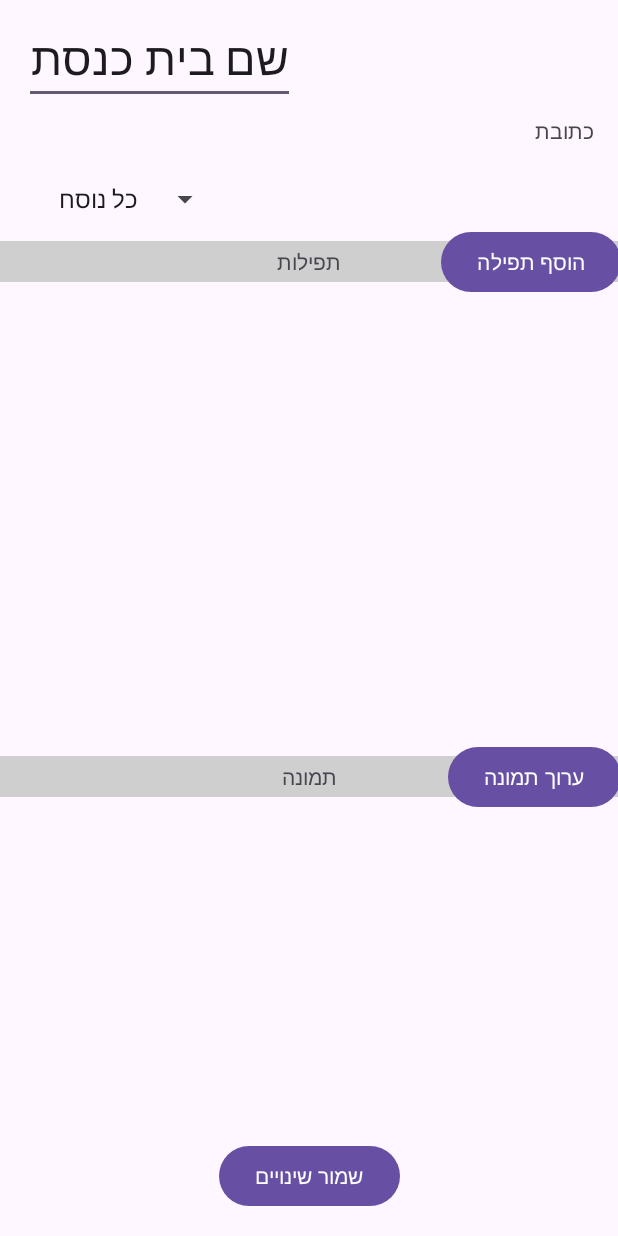
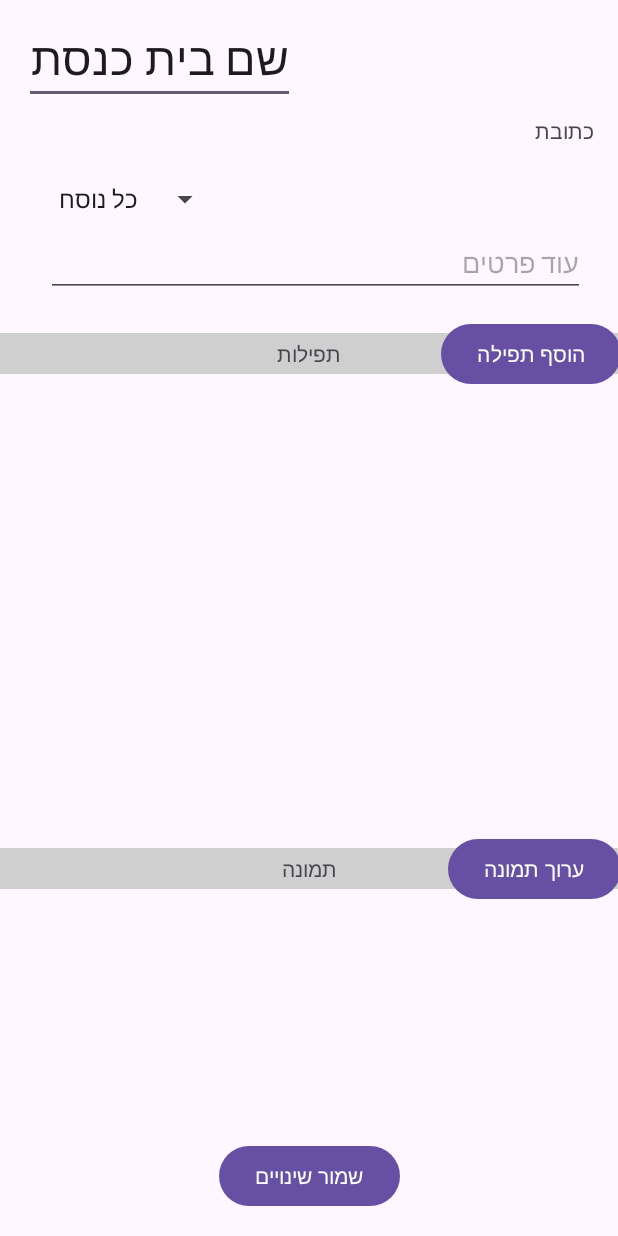
Before and after one commit to eytan1998/Minyan, an Android app: the EditSynagogeActivity screen opened directly, with no data from a screen before it, on a phone screen of 412 x 824 dp. Run offline under Robolectric (Android 15) with nearby library versions, the phone set to English and light mode, and no system bars; our stand-ins replace Firebase (no records; nobody signed in at launch, a user with empty details on screens opened directly); 5 statements that could not run were skipped.

Commit message:
can edit moredetail about synagoge

```diff
--- a/app/src/main/java/com/example/minyan/Activity/EditSynagogeActivity.java
+++ b/app/src/main/java/com/example/minyan/Activity/EditSynagogeActivity.java
@@ -49,6 +49,7 @@ public class EditSynagogeActivity extends AppCompatActivity {
         EditText EditTextEditSynagogeName = findViewById(R.id.EditTextEditSynagogeName);
         Spinner spinnerEditSynagogeNosah = findViewById(R.id.spinnerEditSynagogeNosah);
         TextView TextViewEditSynagogeAdress = findViewById(R.id.TextViewEditSynagogeAdress);
+        EditText editTexttEditSynagogeMoreInfo = findViewById(R.id.editTexttEditSynagogeMoreInfo);
 
         Button buttonEditSynagogeAddParay = findViewById(R.id.buttonEditSynagogeAddParay);
         recyclerView = findViewById(R.id.recyclerViewEditSynagoge);
@@ -74,6 +75,8 @@ public class EditSynagogeActivity extends AppCompatActivity {
                 EditTextEditSynagogeName.setText(currentSynagoge.getName());
                 spinnerEditSynagogeNosah.setSelection(currentSynagoge.getNosah().getIntValue());
                 TextViewEditSynagogeAdress.setText(currentSynagoge.getAddress());
+                editTexttEditSynagogeMoreInfo.setText(currentSynagoge.getMore_detail());
+
                 //get all prays_id
                 db.collection(PrayInSynagoge.PRAY_IN_SYNAGOGE).whereEqualTo("s_id", currentSynagoge.getS_id())
                         .get().addOnCompleteListener(getS_idTask -> {
@@ -122,6 +125,7 @@ public class EditSynagogeActivity extends AppCompatActivity {
                 currentSynagoge.setName(EditTextEditSynagogeName.getText().toString());
                 currentSynagoge.setNosah(((Nosah) spinnerEditSynagogeNosah.getSelectedItem()));
                 currentSynagoge.setAddress(TextViewEditSynagogeAdress.getText().toString());
+                currentSynagoge.setMore_detail(editTexttEditSynagogeMoreInfo.getText().toString());
 
                 docRef.set(currentSynagoge).addOnCompleteListener(task -> {
                     Toast.makeText(this, "Saved", Toast.LENGTH_LONG).show();
--- a/app/src/main/res/layout/activity_edit_synagoge.xml
+++ b/app/src/main/res/layout/activity_edit_synagoge.xml
@@ -61,14 +61,14 @@
                 android:id="@+id/textView11"
                 android:layout_width="0dp"
                 android:layout_height="wrap_content"
-                android:layout_marginTop="16dp"
+                android:layout_marginTop="24dp"
                 android:background="#CFCFCF"
                 android:gravity="center"
                 android:padding="4dp"
                 android:text="תפילות"
                 app:layout_constraintEnd_toEndOf="parent"
                 app:layout_constraintStart_toStartOf="parent"
-                app:layout_constraintTop_toBottomOf="@+id/spinnerEditSynagogeNosah" />
+                app:layout_constraintTop_toBottomOf="@+id/editTexttEditSynagogeMoreInfo" />
 
             <Spinner
                 android:id="@+id/spinnerEditSynagogeNosah"
@@ -118,6 +118,21 @@
                 app:layout_constraintEnd_toEndOf="@+id/textView11"
                 app:layout_constraintTop_toTopOf="@+id/textView11" />
 
+            <EditText
+                android:id="@+id/editTexttEditSynagogeMoreInfo"
+                android:layout_width="0dp"
+                android:layout_height="wrap_content"
+                android:layout_marginTop="8dp"
+                android:layout_marginEnd="24dp"
+                android:ems="10"
+                android:gravity="start|top"
+                android:hint="עוד פרטים"
+                android:inputType="textMultiLine"
+                app:layout_constraintEnd_toEndOf="parent"
+                app:layout_constraintHorizontal_bias="1.0"
+                app:layout_constraintStart_toStartOf="@+id/spinnerEditSynagogeNosah"
+                app:layout_constraintTop_toBottomOf="@+id/spinnerEditSynagogeNosah" />
+
         </androidx.constraintlayout.widget.ConstraintLayout>
     </ScrollView>
 
```
Also changed, not shown: app/src/main/java/com/example/minyan/Objects/Pray.java (+4 -4 lines).
